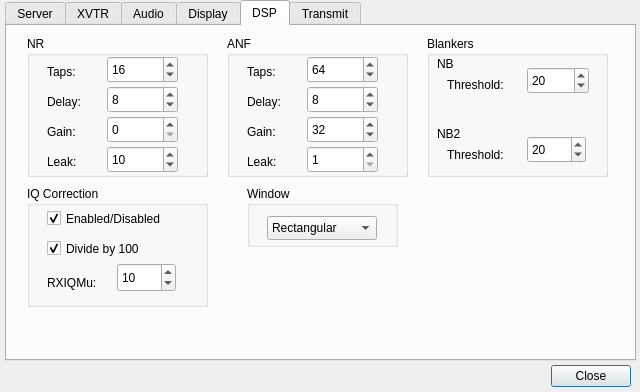
This is trunk/src/QtRadio/Configure.ui in alexlee188/ghpsdr3-alex as Qt 5 draws it before an edit. The edited form follows.
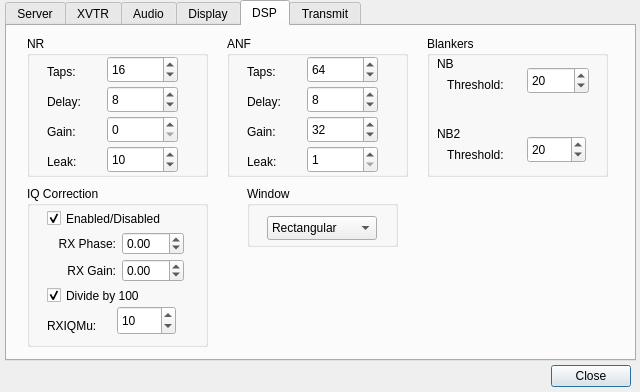
This is the edited form. The open tabs and pages were chosen to show the change.

What changed in the file:
```diff
--- a/trunk/src/QtRadio/Configure.ui
+++ b/trunk/src/QtRadio/Configure.ui
@@ -1231,7 +1231,7 @@
        <x>20</x>
        <y>160</y>
        <width>181</width>
-       <height>121</height>
+       <height>161</height>
       </rect>
      </property>
      <property name="title">
@@ -1257,7 +1257,7 @@
       <property name="geometry">
        <rect>
         <x>90</x>
-        <y>77</y>
+        <y>120</y>
         <width>59</width>
         <height>29</height>
        </rect>
@@ -1279,7 +1279,7 @@
       <property name="geometry">
        <rect>
         <x>20</x>
-        <y>87</y>
+        <y>130</y>
         <width>69</width>
         <height>19</height>
        </rect>
@@ -1292,7 +1292,7 @@
       <property name="geometry">
        <rect>
         <x>20</x>
-        <y>50</y>
+        <y>97</y>
         <width>151</width>
         <height>25</height>
        </rect>
@@ -1304,6 +1304,64 @@
        <bool>true</bool>
       </property>
      </widget>
+     <widget class="QDoubleSpinBox" name="rxIQPhaseSpinBox">
+      <property name="geometry">
+       <rect>
+        <x>95</x>
+        <y>46</y>
+        <width>62</width>
+        <height>23</height>
+       </rect>
+      </property>
+      <property name="minimum">
+       <double>-99.000000000000000</double>
+      </property>
+     </widget>
+     <widget class="QLabel" name="label_38">
+      <property name="geometry">
+       <rect>
+        <x>20</x>
+        <y>50</y>
+        <width>69</width>
+        <height>15</height>
+       </rect>
+      </property>
+      <property name="text">
+       <string>RX Phase:</string>
+      </property>
+      <property name="alignment">
+       <set>Qt::AlignRight|Qt::AlignTrailing|Qt::AlignVCenter</set>
+      </property>
+     </widget>
+     <widget class="QDoubleSpinBox" name="rxIQGainSpinBox">
+      <property name="geometry">
+       <rect>
+        <x>95</x>
+        <y>73</y>
+        <width>62</width>
+        <height>23</height>
+       </rect>
+      </property>
+      <property name="minimum">
+       <double>-99.000000000000000</double>
+      </property>
+     </widget>
+     <widget class="QLabel" name="label_39">
+      <property name="geometry">
+       <rect>
+        <x>20</x>
+        <y>77</y>
+        <width>69</width>
+        <height>15</height>
+       </rect>
+      </property>
+      <property name="text">
+       <string>RX Gain:</string>
+      </property>
+      <property name="alignment">
+       <set>Qt::AlignRight|Qt::AlignTrailing|Qt::AlignVCenter</set>
+      </property>
+     </widget>
     </widget>
     <widget class="QGroupBox" name="groupBox_7">
      <property name="geometry">
```
Left out of the diff: 58 changed lines with no effect on the pictures.
